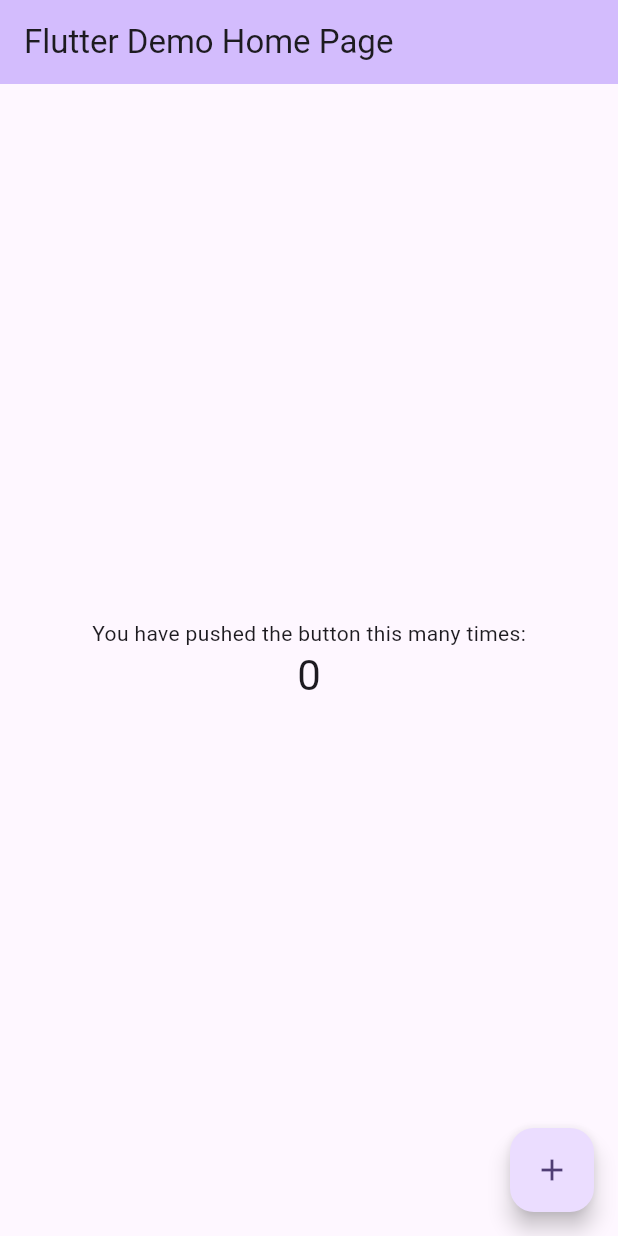
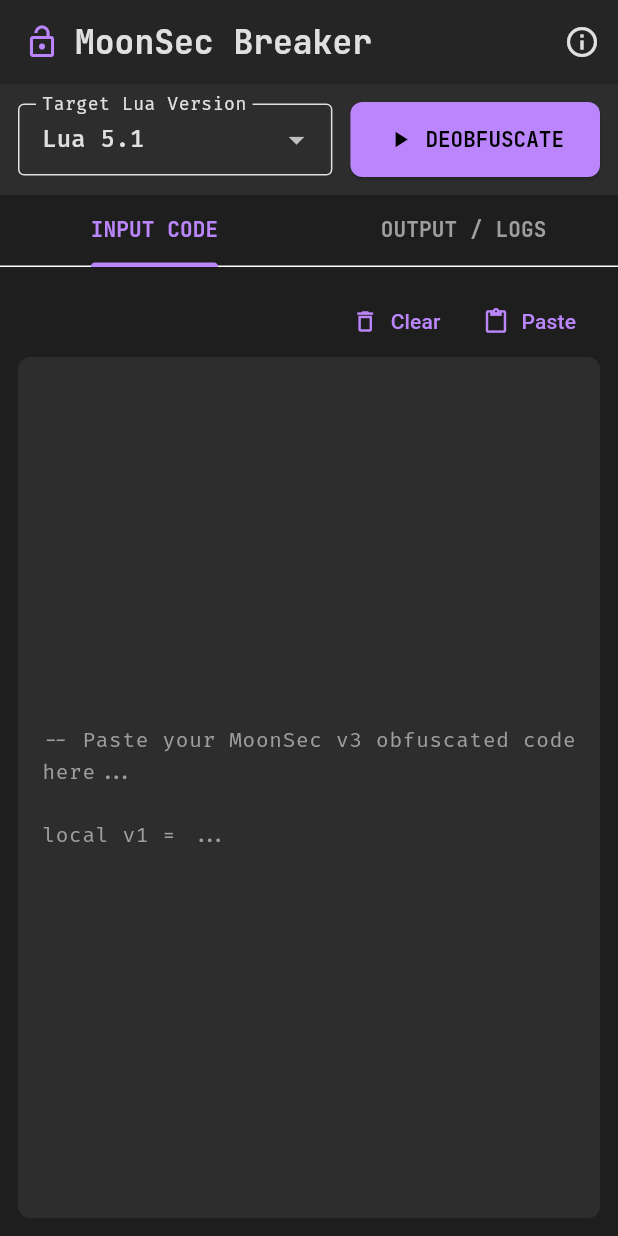
Before and after one commit to could-ai/019adf13-4864-78a9-b1ce-254413bbc92c, a Flutter app: the screen it shows after launch, on a phone screen of 412 x 824 dp. Run offline on Flutter 3.47's test engine with Material 3 defaults, Android fonts, the phone set to English and light mode, and no system bars; our stand-ins replace flutter_animate, google_fonts.

Commit message:
Created a dark, code-editor inspired theme using Google Fonts (Fira Code and JetBrains Mono) to match the developer tool aesthetic.; Created the main Deobfuscator UI screen. Features include: - Input/Output tabs for code management. - Real-time simulated process logs to mimic the deobfuscation steps. - Lua version selector (5.1 to Luau). - Code editor interface with Fira Code font. - Placeholder logic for deobfuscation that formats the code.; Updated main.dart to use the new AppTheme and point to the DeobfuscatorScreen as the home page.

```diff
--- a/usr/lib/main.dart
+++ b/usr/lib/main.dart
@@ -1,4 +1,6 @@
 import 'package:flutter/material.dart';
+import 'package:couldai_user_app/theme/app_theme.dart';
+import 'package:couldai_user_app/screens/deobfuscator_screen.dart';
 
 void main() {
   runApp(const MyApp());
@@ -7,117 +9,16 @@ void main() {
 class MyApp extends StatelessWidget {
   const MyApp({super.key});
 
-  // This widget is the root of your application.
   @override
   Widget build(BuildContext context) {
     return MaterialApp(
-      title: 'Flutter Demo',
+      title: 'MoonSec Breaker',
       debugShowCheckedModeBanner: false,
-      theme: ThemeData(
-        // This is the theme of your application.
-        //
-        // TRY THIS: Try running your application with "flutter run". You'll see
-        // the application has a purple toolbar. Then, without quitting the app,
-        // try changing the seedColor in the colorScheme below to Colors.green
-        // and then invoke "hot reload" (save your changes or press the "hot
-        // reload" button in a Flutter-supported IDE, or press "r" if you used
-        // the command line to start the app).
-        //
-        // Notice that the counter didn't reset back to zero; the application
-        // state is not lost during the reload. To reset the state, use hot
-        // restart instead.
-        //
-        // This works for code too, not just values: Most code changes can be
-        // tested with just a hot reload.
-        colorScheme: ColorScheme.fromSeed(seedColor: Colors.deepPurple),
-      ),
+      theme: AppTheme.darkTheme,
       initialRoute: '/',
       routes: {
-        '/': (context) => const MyHomePage(title: 'Flutter Demo Home Page'),
+        '/': (context) => const DeobfuscatorScreen(),
       },
     );
   }
 }
-
-class MyHomePage extends StatefulWidget {
-  const MyHomePage({super.key, required this.title});
-
-  // This widget is the home page of your application. It is stateful, meaning
-  // that it has a State object (defined below) that contains fields that affect
-  // how it looks.
-
-  // This class is the configuration for the state. It holds the values (in this
-  // case the title) provided by the parent (in this case the App widget) and
-  // used by the build method of the State. Fields in a Widget subclass are
-  // always marked "final".
-
-  final String title;
-
-  @override
-  State<MyHomePage> createState() => _MyHomePageState();
-}
-
-class _MyHomePageState extends State<MyHomePage> {
-  int _counter = 0;
-
-  void _incrementCounter() {
-    setState(() {
-      // This call to setState tells the Flutter framework that something has
-      // changed in this State, which causes it to rerun the build method below
-      // so that the display can reflect the updated values. If we changed
-      // _counter without calling setState(), then the build method would not be
-      // called again, and so nothing would appear to happen.
-      _counter++;
-    });
-  }
-
-  @override
-  Widget build(BuildContext context) {
-    // This method is rerun every time setState is called, for instance as done
-    // by the _incrementCounter method above.
-    //
-    // The Flutter framework has been optimized to make rerunning build methods
-    // fast, so that you can just rebuild anything that needs updating rather
-    // than having to individually change instances of widgets.
-    return Scaffold(
-      appBar: AppBar(
-        // TRY THIS: Try changing the color here to a specific color (to
-        // Colors.amber, perhaps?) and trigger a hot reload to see the AppBar
-        // change color while the other colors stay the same.
-        backgroundColor: Theme.of(context).colorScheme.inversePrimary,
-        // Here we take the value from the MyHomePage object that was created by
-        // the App.build method, and use it to set our appbar title.
-        title: Text(widget.title),
-      ),
-      body: Center(
-        // Center is a layout widget. It takes a single child and positions it
-        // in the middle of the parent.
-        child: Column(
-          // Column is also a layout widget. It takes a list of children and
-          // arranges them vertically. By default, it sizes itself to fit its
-          // children horizontally, and tries to be as tall as its parent.
-          //
-          // Column has various properties to control how it sizes itself and
-          // how it positions its children. Here we use mainAxisAlignment to
-          // center the children vertically; the main axis here is the vertical
-          // axis because Columns are vertical (the cross axis would be
-          // horizontal).
-          //
-          // TRY THIS: Invoke "debug painting" (choose the "Toggle Debug Paint"
-          // action in the IDE, or press "p" in the console), to see the
-          // wireframe for each widget.
-          mainAxisAlignment: MainAxisAlignment.center,
-          children: <Widget>[
-            const Text('You have pushed the button this many times:'),
-            Text('$_counter', style: Theme.of(context).textTheme.headlineMedium),
-          ],
-        ),
-      ),
-      floatingActionButton: FloatingActionButton(
-        onPressed: _incrementCounter,
-        tooltip: 'Increment',
-        child: const Icon(Icons.add),
-      ), // This trailing comma makes auto-formatting nicer for build methods.
-    );
-  }
-}
--- /dev/null
+++ b/usr/lib/screens/deobfuscator_screen.dart
@@ -0,0 +1,375 @@
+import 'package:flutter/material.dart';
+import 'package:flutter_animate/flutter_animate.dart';
+import 'package:google_fonts/google_fonts.dart';
+import 'package:flutter/services.dart';
+
+class DeobfuscatorScreen extends StatefulWidget {
+  const DeobfuscatorScreen({super.key});
+
+  @override
+  State<DeobfuscatorScreen> createState() => _DeobfuscatorScreenState();
+}
+
+class _DeobfuscatorScreenState extends State<DeobfuscatorScreen> with SingleTickerProviderStateMixin {
+  final TextEditingController _inputController = TextEditingController();
+  final TextEditingController _outputController = TextEditingController();
+  final ScrollController _logScrollController = ScrollController();
+
+  String _selectedVersion = 'Lua 5.1';
+  bool _isProcessing = false;
+  List<String> _logs = [];
+  late TabController _tabController;
+
+  final List<String> _luaVersions = [
+    'Lua 5.1',
+    'Lua 5.2',
+    'Lua 5.3',
+    'Lua 5.4',
+    'Luau (Roblox)',
+    'LuaJIT',
+  ];
+
+  @override
+  void initState() {
+    super.initState();
+    _tabController = TabController(length: 2, vsync: this);
+  }
+
+  @override
+  void dispose() {
+    _inputController.dispose();
+    _outputController.dispose();
+    _logScrollController.dispose();
+    _tabController.dispose();
+    super.dispose();
+  }
+
+  void _addLog(String message) {
+    setState(() {
+      _logs.add("[${DateTime.now().toString().split(' ')[1].substring(0, 8)}] $message");
+    });
+    // Auto scroll to bottom
+    WidgetsBinding.instance.addPostFrameCallback((_) {
+      if (_logScrollController.hasClients) {
+        _logScrollController.animateTo(
+          _logScrollController.position.maxScrollExtent,
+          duration: const Duration(milliseconds: 200),
+          curve: Curves.easeOut,
+        );
+      }
+    });
+  }
+
+  Future<void> _runDeobfuscation() async {
+    if (_inputController.text.isEmpty) {
+      ScaffoldMessenger.of(context).showSnackBar(
+        const SnackBar(content: Text('Please enter some obfuscated code first.')),
+      );
+      return;
+    }
+
+    setState(() {
+      _isProcessing = true;
+      _logs.clear();
+      _outputController.clear();
+    });
+
+    // Simulate complex deobfuscation process
+    _addLog("Initializing MoonSec v3 Engine...");
+    await Future.delayed(const Duration(milliseconds: 800));
+
+    _addLog("Target Version: $_selectedVersion");
+    await Future.delayed(const Duration(milliseconds: 600));
+
+    _addLog("Analyzing bytecode structure...");
+    await Future.delayed(const Duration(milliseconds: 1000));
+
+    _addLog("Detected obfuscation pattern: MoonSec v3 (Dynamic)");
+    await Future.delayed(const Duration(milliseconds: 800));
+
+    _addLog("Unpacking virtual machine...");
+    await Future.delayed(const Duration(milliseconds: 1200));
+
+    _addLog("Mapping constants pool...");
+    await Future.delayed(const Duration(milliseconds: 900));
+
+    _addLog("Reconstructing control flow graph...");
+    await Future.delayed(const Duration(milliseconds: 1500));
+
+    _addLog("Beautifying source code...");
+    await Future.delayed(const Duration(milliseconds: 500));
+
+    // Simple "Deobfuscation" logic (In reality, this just formats/cleans the code for demo)
+    // Real MoonSec deobfuscation is extremely complex and requires a backend.
+    // This is a simulation of the UI and workflow.
+    String result = _simulateDeobfuscation(_inputController.text);
+
+    setState(() {
+      _outputController.text = result;
+      _isProcessing = false;
+      _tabController.animateTo(1); // Switch to Output tab
+    });
+
+    _addLog("Deobfuscation Complete successfully.");
+  }
+
+  String _simulateDeobfuscation(String input) {
+    // This is a placeholder for the actual deobfuscation logic.
+    // It performs basic formatting to simulate "cleaning" the code.
+    String processed = input
+        .replaceAll(';', ';\n')
+        .replaceAll('then', 'then\n  ')
+        .replaceAll('end', '\nend')
+        .replaceAll('do', 'do\n  ')
+        .replaceAll('{', '{\n  ')
+        .replaceAll('}', '\n}')
+        .replaceAll(',', ', ');
+
+    return "-- Deobfuscated by MoonSec Breaker\n-- Version: $_selectedVersion\n\n$processed";
+  }
+
+  void _copyOutput() {
+    Clipboard.setData(ClipboardData(text: _outputController.text));
+    ScaffoldMessenger.of(context).showSnackBar(
+      const SnackBar(content: Text('Code copied to clipboard')),
+    );
+  }
+
+  void _pasteInput() async {
+    ClipboardData? data = await Clipboard.getData(Clipboard.kTextPlain);
+    if (data != null && data.text != null) {
+      setState(() {
+        _inputController.text = data.text!;
+      });
+    }
+  }
+
+  @override
+  Widget build(BuildContext context) {
+    return Scaffold(
+      appBar: AppBar(
+        title: Row(
+          children: [
+            const Icon(Icons.lock_open, color: Color(0xFFBB86FC)),
+            const SizedBox(width: 10),
+            Text('MoonSec Breaker', style: GoogleFonts.jetbrainsMono()),
+          ],
+        ),
+        backgroundColor: const Color(0xFF252526),
+        elevation: 0,
+        actions: [
+          IconButton(
+            icon: const Icon(Icons.info_outline),
+            onPressed: () {
+              showDialog(
+                context: context,
+                builder: (context) => AlertDialog(
+                  title: const Text("About"),
+                  content: const Text(
+                    "This tool is designed to assist in analyzing MoonSec v3 obfuscated Lua scripts. \n\n"
+                    "Note: Complete deobfuscation of complex virtualization may require manual analysis.",
+                  ),
+                  actions: [
+                    TextButton(
+                      onPressed: () => Navigator.pop(context),
+                      child: const Text("OK"),
+                    ),
+                  ],
+                ),
+              );
+            },
+          ),
+        ],
+      ),
+      body: Column(
+        children: [
+          // Configuration Bar
+          Container(
+            padding: const EdgeInsets.all(12),
+            color: const Color(0xFF2D2D2D),
+            child: Row(
+              children: [
+                Expanded(
+                  child: DropdownButtonFormField<String>(
+                    value: _selectedVersion,
+                    dropdownColor: const Color(0xFF333333),
+                    decoration: const InputDecoration(
+                      labelText: 'Target Lua Version',
+                      contentPadding: EdgeInsets.symmetric(horizontal: 12, vertical: 8),
+                      border: OutlineInputBorder(),
+                    ),
+                    items: _luaVersions.map((String version) {
+                      return DropdownMenuItem<String>(
+                        value: version,
+                        child: Text(version, style: GoogleFonts.firaCode()),
+                      );
+                    }).toList(),
+                    onChanged: (String? newValue) {
+                      setState(() {
+                        _selectedVersion = newValue!;
+                      });
+                    },
+                  ),
+                ),
+                const SizedBox(width: 12),
+                ElevatedButton.icon(
+                  onPressed: _isProcessing ? null : _runDeobfuscation,
+                  icon: _isProcessing
+                      ? const SizedBox(width: 20, height: 20, child: CircularProgressIndicator(strokeWidth: 2))
+                      : const Icon(Icons.play_arrow),
+                  label: Text(_isProcessing ? 'WORKING...' : 'DEOBFUSCATE'),
+                  style: ElevatedButton.styleFrom(
+                    backgroundColor: const Color(0xFFBB86FC),
+                    foregroundColor: Colors.black,
+                  ),
+                ),
+              ],
+            ),
+          ),
+
+          // Tabs
+          TabBar(
+            controller: _tabController,
+            indicatorColor: const Color(0xFFBB86FC),
+            labelColor: const Color(0xFFBB86FC),
+            unselectedLabelColor: Colors.grey,
+            labelStyle: GoogleFonts.jetbrainsMono(fontWeight: FontWeight.bold),
+            tabs: const [
+              Tab(text: "INPUT CODE"),
+              Tab(text: "OUTPUT / LOGS"),
+            ],
+          ),
+
+          // Content Area
+          Expanded(
+            child: TabBarView(
+              controller: _tabController,
+              children: [
+                // Input Tab
+                _buildInputTab(),
+                // Output Tab
+                _buildOutputTab(),
+              ],
+            ),
+          ),
+        ],
+      ),
+    );
+  }
+
+  Widget _buildInputTab() {
+    return Padding(
+      padding: const EdgeInsets.all(12.0),
+      child: Column(
+        children: [
+          Row(
+            mainAxisAlignment: MainAxisAlignment.end,
+            children: [
+              TextButton.icon(
+                onPressed: () => _inputController.clear(),
+                icon: const Icon(Icons.delete_outline, size: 18),
+                label: const Text("Clear"),
+              ),
+              TextButton.icon(
+                onPressed: _pasteInput,
+                icon: const Icon(Icons.paste, size: 18),
+                label: const Text("Paste"),
+              ),
+            ],
+          ),
+          Expanded(
+            child: TextField(
+              controller: _inputController,
+              maxLines: null,
+              expands: true,
+              style: GoogleFonts.firaCode(fontSize: 14),
+              decoration: const InputDecoration(
+                hintText: '-- Paste your MoonSec v3 obfuscated code here...\n\nlocal v1 = ...',
+                alignLabelWithHint: true,
+              ),
+            ),
+          ),
+        ],
+      ),
+    );
+  }
+
+  Widget _buildOutputTab() {
+    return Column(
+      children: [
+        // Logs Section (Collapsible or fixed height)
+        Container(
+          height: 150,
+          width: double.infinity,
+          color: const Color(0xFF121212),
+          padding: const EdgeInsets.all(8),
+          child: Column(
+            crossAxisAlignment: CrossAxisAlignment.start,
+            children: [
+              Text("PROCESS LOGS:", style: GoogleFonts.jetbrainsMono(fontSize: 12, color: Colors.grey)),
+              const Divider(color: Colors.grey, height: 10),
+              Expanded(
+                child: ListView.builder(
+                  controller: _logScrollController,
+                  itemCount: _logs.length,
+                  itemBuilder: (context, index) {
+                    return Padding(
+                      padding: const EdgeInsets.symmetric(vertical: 2),
+                      child: Text(
+                        _logs[index],
+                        style: GoogleFonts.firaCode(fontSize: 12, color: const Color(0xFF03DAC6)),
+                      ),
+                    );
+                  },
+                ),
+              ),
+            ],
+          ),
+        ),
+        const Divider(height: 1, color: Colors.grey),
+        // Output Code
+        Expanded(
+          child: Padding(
+            padding: const EdgeInsets.all(12.0),
+            child: Column(
+              children: [
+                Row(
+                  mainAxisAlignment: MainAxisAlignment.spaceBetween,
+                  children: [
+                    Text("DEOBFUSCATED RESULT:", style: GoogleFonts.jetbrainsMono(fontWeight: FontWeight.bold)),
+                    IconButton(
+                      onPressed: _copyOutput,
+                      icon: const Icon(Icons.copy),
+                      tooltip: "Copy Result",
+                    ),
+                  ],
+                ),
+                Expanded(
+                  child: Container(
+                    decoration: BoxDecoration(
+                      color: const Color(0xFF252526),
+                      borderRadius: BorderRadius.circular(8),
+                      border: Border.all(color: Colors.grey.withOpacity(0.3)),
+                    ),
+                    child: TextField(
+                      controller: _outputController,
+                      readOnly: true,
+                      maxLines: null,
+                      expands: true,
+                      style: GoogleFonts.firaCode(fontSize: 14, color: const Color(0xFFD4D4D4)),
+                      decoration: const InputDecoration(
+                        border: InputBorder.none,
+                        focusedBorder: InputBorder.none,
+                        contentPadding: EdgeInsets.all(12),
+                      ),
+                    ),
+                  ),
+                ),
+              ],
+            ),
+          ),
+        ),
+      ],
+    );
+  }
+}
--- /dev/null
+++ b/usr/lib/theme/app_theme.dart
@@ -0,0 +1,51 @@
+import 'package:flutter/material.dart';
+import 'package:google_fonts/google_fonts.dart';
+
+class AppTheme {
+  static final darkTheme = ThemeData(
+    useMaterial3: true,
+    brightness: Brightness.dark,
+    scaffoldBackgroundColor: const Color(0xFF1E1E1E), // VS Code dark bg
+    colorScheme: const ColorScheme.dark(
+      primary: Color(0xFFBB86FC),
+      secondary: Color(0xFF03DAC6),
+      surface: Color(0xFF252526),
+      error: Color(0xFFCF6679),
+      onPrimary: Colors.black,
+      onSecondary: Colors.black,
+      onSurface: Color(0xFFE0E0E0),
+    ),
+    textTheme: TextTheme(
+      bodyMedium: GoogleFonts.firaCode(color: const Color(0xFFD4D4D4)),
+      bodyLarge: GoogleFonts.firaCode(color: const Color(0xFFD4D4D4)),
+      titleLarge: GoogleFonts.jetbrainsMono(
+        fontWeight: FontWeight.bold,
+        color: Colors.white,
+      ),
+    ),
+    inputDecorationTheme: InputDecorationTheme(
+      filled: true,
+      fillColor: const Color(0xFF2D2D2D),
+      border: OutlineInputBorder(
+        borderRadius: BorderRadius.circular(8),
+        borderSide: BorderSide.none,
+      ),
+      focusedBorder: OutlineInputBorder(
+        borderRadius: BorderRadius.circular(8),
+        borderSide: const BorderSide(color: Color(0xFFBB86FC), width: 1),
+      ),
+      hintStyle: GoogleFonts.firaCode(color: Colors.grey),
+    ),
+    elevatedButtonTheme: ElevatedButtonThemeData(
+      style: ElevatedButton.styleFrom(
+        backgroundColor: const Color(0xFFBB86FC),
+        foregroundColor: Colors.black,
+        textStyle: GoogleFonts.jetbrainsMono(fontWeight: FontWeight.bold),
+        padding: const EdgeInsets.symmetric(horizontal: 24, vertical: 16),
+        shape: RoundedRectangleBorder(
+          borderRadius: BorderRadius.circular(8),
+        ),
+      ),
+    ),
+  );
+}
```
